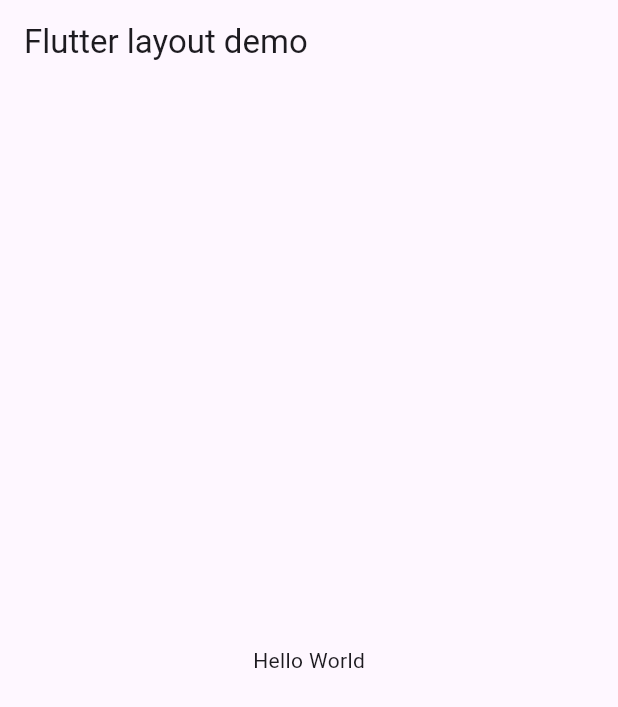
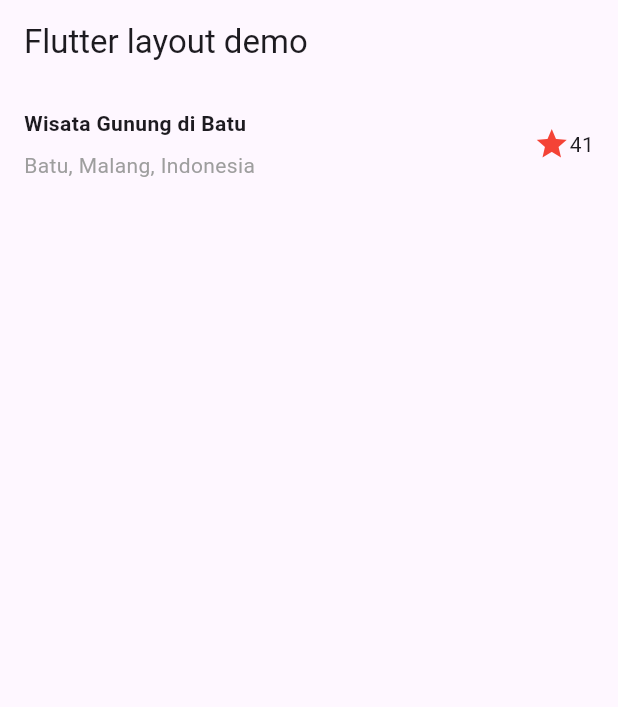
Before and after one commit to RizkyaSalsabila/Assignment-Sem5_MobileProgramming_Rizkyaa, a Flutter app: the screen it shows after launch, on a phone screen of 412 x 824 dp. Shown: the top 707 px of the screen. Run offline on Flutter 3.47's test engine with Material 3 defaults, Android fonts, the phone set to English and light mode, and no system bars.

Commit message:
upload langkah4_prak1

```diff
--- a/minggu06_jobsheet06/layout_flutter/lib/main.dart
+++ b/minggu06_jobsheet06/layout_flutter/lib/main.dart
@@ -7,14 +7,52 @@ class MyApp extends StatelessWidget {
 
   @override
   Widget build(BuildContext context) {
+    Widget titleSection = Container(
+      padding: const EdgeInsets.all(16.0),
+      child: Row(
+        children: [
+          Expanded(
+            /* soal 1*/
+            child: Column(
+              crossAxisAlignment: CrossAxisAlignment.start,
+              children: [
+                /* soal 2*/
+                Container(
+                  padding: const EdgeInsets.only(bottom: 8.0),
+                  child: const Text(
+                    'Wisata Gunung di Batu',
+                    style: TextStyle(
+                      fontWeight: FontWeight.bold,
+                    ),
+                  ),
+                ),
+                Text(
+                  'Batu, Malang, Indonesia',
+                  style: TextStyle(color: Colors.grey[500]),
+                ),
+              ],
+            ),
+          ),
+          /* soal 3*/
+          Icon(
+          Icons.star,
+            color: Colors.red,
+          ),
+          const Text('41'),
+        ],
+      ),
+    );
+
     return MaterialApp(
       title: 'Flutter layout: Rizkya Salsabila_2341720056',
       home: Scaffold(
         appBar: AppBar(
           title: const Text('Flutter layout demo'),
         ),
-        body: const Center(
-          child: Text('Hello World'),
+        body: Column(
+          children: [
+            titleSection,
+          ],
         ),
       ),
     );
```
